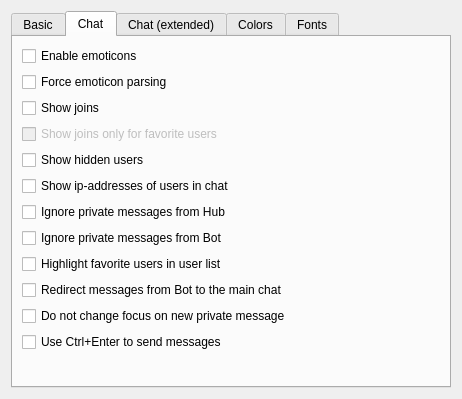
eiskaltdcpp/eiskaltdcpp, file eiskaltdcpp-qt/ui/UISettingsGUI.ui: the form before one commit.
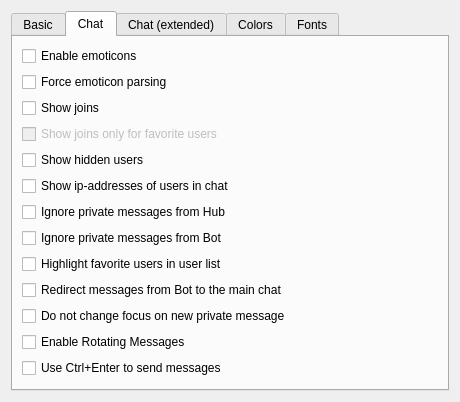
The form after the commit. The open tabs and pages were chosen to show the change. Custom widgets are drawn as their Qt base class.

Commit message: Rotating messages support

What changed in the file:
```diff
--- a/eiskaltdcpp-qt/ui/UISettingsGUI.ui
+++ b/eiskaltdcpp-qt/ui/UISettingsGUI.ui
@@ -6,8 +6,8 @@
    <rect>
     <x>0</x>
     <y>0</y>
-    <width>462</width>
-    <height>372</height>
+    <width>460</width>
+    <height>370</height>
    </rect>
   </property>
   <property name="windowTitle">
@@ -325,6 +325,13 @@
          </property>
         </widget>
        </item>
+       <item>
+        <widget class="QCheckBox" name="checkBox_ROTATING">
+         <property name="text">
+          <string>Enable Rotating Messages</string>
+         </property>
+        </widget>
+       </item>
        <item>
         <widget class="QCheckBox" name="checkBox_USE_CTRL_ENTER">
          <property name="text">
```
The commit also changes 5 other files.
